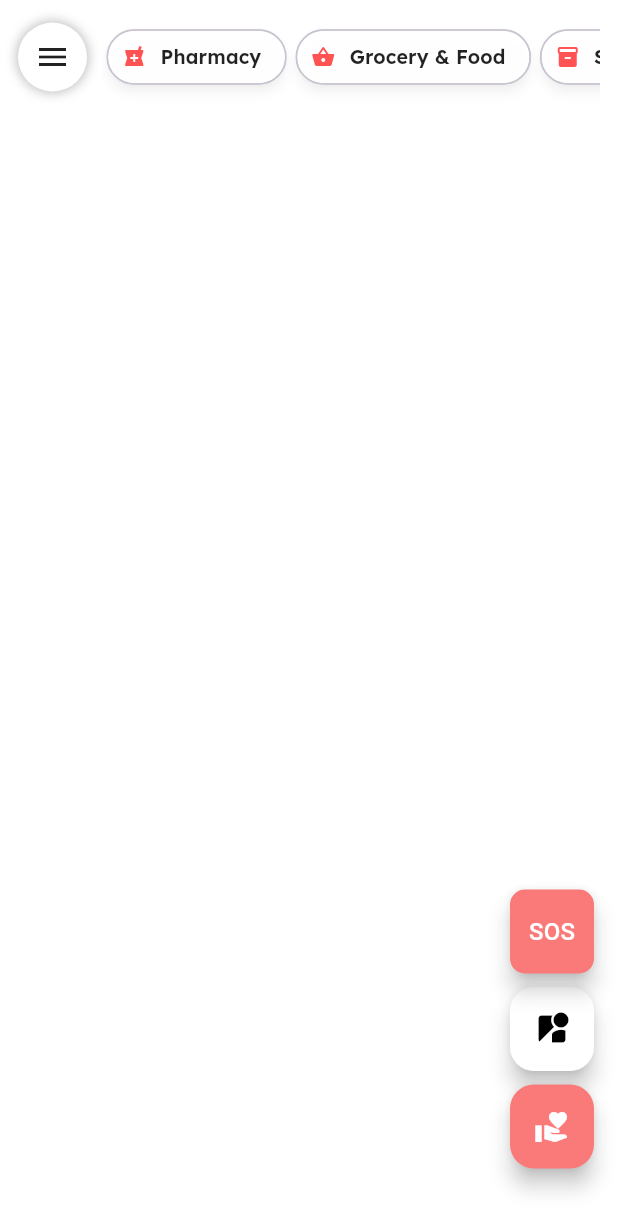
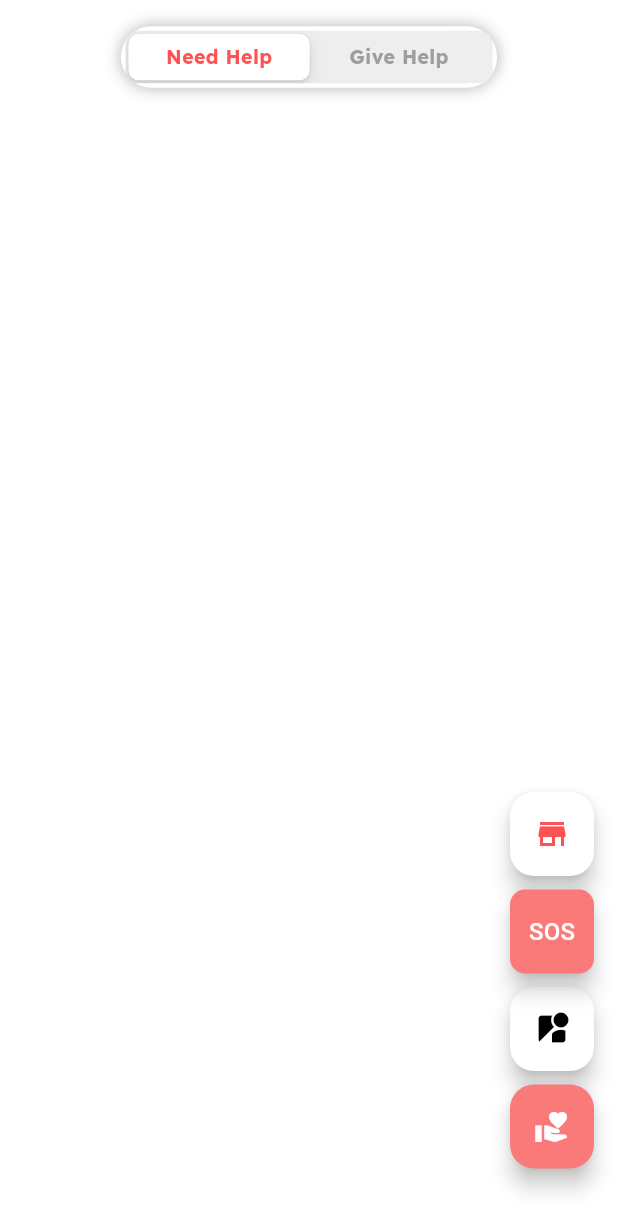
Before and after one commit to Prastut08/voidx, a Flutter app: the Home screen opened directly, on a phone screen of 412 x 824 dp. Shown: the top 1231 px of the screen. Run offline on Flutter 3.47's test engine with Material 3 defaults, Android fonts, the phone set to English and light mode, and no system bars; our stand-ins replace connectivity_plus, dio, flutter_local_notifications, geolocator, google_fonts, internet_connection_checker and 3 more; missing offline and left inert: dart:js, flutter_config; accounts and stored records are empty; network calls fail; statements that could not run were skipped.

Commit message:
feat: move heading chips and drawer action to bottom right floating speed dial

```diff
--- a/apps/mobile/lib/Home.dart
+++ b/apps/mobile/lib/Home.dart
@@ -139,6 +139,7 @@ class _HomeState extends State<Home> {
     {"type": "Food", "icon": Icons.restaurant},
   ];
 
+  bool _isSpeedDialOpen = false;
   String selectedFilter = '';
 
   @override
@@ -1084,56 +1085,56 @@ class _HomeState extends State<Home> {
   }
 
   Widget _buildTopFloatingBar() {
+    final topPadding = MediaQuery.of(context).padding.top;
     return Container(
-      height: 60,
-      padding: EdgeInsets.symmetric(horizontal: 12),
-      margin: EdgeInsets.only(top: MediaQuery.of(context).padding.top + 8),
-      child: Row(
-        children: [
-          // Hamburger menu button
-          Container(
-            width: 46,
-            height: 46,
-            decoration: BoxDecoration(
-              color: Colors.white,
-              shape: BoxShape.circle,
-              boxShadow: [
-                BoxShadow(color: Colors.black26, blurRadius: 6, spreadRadius: 1)
-              ],
-            ),
-            child: IconButton(
-              icon: Icon(Icons.menu, color: Colors.black87),
-              tooltip: 'Nearby Assistance Menu',
-              onPressed: () => _showAssistanceDrawer(),
-            ),
+      height: 48,
+      margin: EdgeInsets.only(top: topPadding > 0 ? topPadding + 6 : 14),
+      padding: const EdgeInsets.symmetric(horizontal: 14),
+      child: Center(
+        child: Container(
+          padding: const EdgeInsets.symmetric(horizontal: 3, vertical: 3),
+          decoration: BoxDecoration(
+            color: Colors.white,
+            borderRadius: BorderRadius.circular(30),
+            boxShadow: const [
+              BoxShadow(color: Colors.black26, blurRadius: 8, spreadRadius: 1)
+            ],
           ),
-          SizedBox(width: 10),
-          // Horizontal quick heading chips
-          Expanded(
-            child: ListView(
-              scrollDirection: Axis.horizontal,
-              children: filtersNeedHelp.map((f) {
-                return Padding(
-                  padding: const EdgeInsets.symmetric(horizontal: 3.0, vertical: 8.0),
-                  child: ActionChip(
-                    avatar: Icon(f['icon'], size: 16, color: Colors.redAccent),
-                    label: Text(
-                      f['type'],
-                      style: GoogleFonts.getFont('Lexend', fontSize: 13, fontWeight: FontWeight.w600, color: Colors.black87),
-                    ),
-                    backgroundColor: Colors.white.withOpacity(0.95),
-                    elevation: 3,
-                    shadowColor: Colors.black26,
-                    shape: RoundedRectangleBorder(borderRadius: BorderRadius.circular(20)),
-                    onPressed: () {
-                      _showAssistanceDrawer(initialHeading: f['type']);
-                    },
-                  ),
-                );
-              }).toList(),
-            ),
+          child: CupertinoSlidingSegmentedControl<int>(
+            children: {
+              0: Padding(
+                padding: const EdgeInsets.symmetric(horizontal: 14, vertical: 6),
+                child: Text(
+                  'Need Help',
+                  style: GoogleFonts.getFont('Lexend',
+                      fontWeight: FontWeight.w700,
+                      fontSize: 13,
+                      color: isHelping ? Colors.grey : Colors.redAccent),
+                ),
+              ),
+              1: Padding(
+                padding: const EdgeInsets.symmetric(horizontal: 14, vertical: 6),
+                child: Text(
+                  'Give Help',
+                  style: GoogleFonts.getFont('Lexend',
+                      fontWeight: FontWeight.w700,
+                      fontSize: 13,
+                      color: isHelping ? Colors.blue : Colors.grey),
+                ),
+              ),
+            },
+            groupValue: isHelping ? 1 : 0,
+            onValueChanged: (int? value) {
+              setState(() {
+                isHelping = value == 1;
+                _isSpeedDialOpen = false;
+                if (isHelping) _activeGroqHeading = '';
+              });
+            },
+            backgroundColor: const Color(0xFFEEEEEE),
+            thumbColor: Colors.white,
           ),
-        ],
+        ),
       ),
     );
   }
@@ -1231,20 +1232,145 @@ class _HomeState extends State<Home> {
     );
   }
 
-  Widget actionBtn(isHelping, selectedFilter) {
+  Widget _buildAssistanceSpeedDial() {
+    final activeChips = isHelping ? filtersGiveHelp : filtersNeedHelp;
+
+    return Positioned(
+      right: 16.0,
+      bottom: 240.0,
+      child: Column(
+        crossAxisAlignment: CrossAxisAlignment.end,
+        mainAxisSize: MainAxisSize.min,
+        children: [
+          if (_isSpeedDialOpen) ...[
+            Container(
+              constraints: const BoxConstraints(maxHeight: 280, maxWidth: 220),
+              margin: const EdgeInsets.only(bottom: 10),
+              padding: const EdgeInsets.symmetric(vertical: 8, horizontal: 8),
+              decoration: BoxDecoration(
+                color: Colors.white,
+                borderRadius: BorderRadius.circular(16),
+                boxShadow: const [
+                  BoxShadow(
+                    color: Colors.black26,
+                    blurRadius: 10,
+                    spreadRadius: 2,
+                  ),
+                ],
+              ),
+              child: SingleChildScrollView(
+                child: Column(
+                  mainAxisSize: MainAxisSize.min,
+                  crossAxisAlignment: CrossAxisAlignment.end,
+                  children: [
+                    // Option to open full drawer
+                    InkWell(
+                      onTap: () {
+                        setState(() {
+                          _isSpeedDialOpen = false;
+                        });
+                        _showAssistanceDrawer();
+                      },
+                      borderRadius: BorderRadius.circular(10),
+                      child: Container(
+                        padding: const EdgeInsets.symmetric(horizontal: 10, vertical: 8),
+                        margin: const EdgeInsets.only(bottom: 6),
+                        decoration: BoxDecoration(
+                          color: (isHelping ? Colors.blue : Colors.redAccent).withOpacity(0.1),
+                          borderRadius: BorderRadius.circular(10),
+                        ),
+                        child: Row(
+                          mainAxisSize: MainAxisSize.min,
+                          children: [
+                            Icon(Icons.dashboard_customize, size: 16, color: isHelping ? Colors.blue : Colors.redAccent),
+                            const SizedBox(width: 8),
+                            Text(
+                              'View All Nearby',
+                              style: GoogleFonts.getFont(
+                                'Lexend',
+                                fontSize: 13,
+                                fontWeight: FontWeight.bold,
+                                color: isHelping ? Colors.blue : Colors.redAccent,
+                              ),
+                            ),
+                          ],
+                        ),
+                      ),
+                    ),
+                    const Divider(height: 8),
+                    // Heading chips
+                    ...activeChips.map((f) {
+                      return Padding(
+                        padding: const EdgeInsets.symmetric(vertical: 3.0),
+                        child: InkWell(
+                          onTap: () {
+                            setState(() {
+                              _isSpeedDialOpen = false;
+                            });
+                            _showAssistanceDrawer(initialHeading: f['type']);
+                          },
+                          borderRadius: BorderRadius.circular(10),
+                          child: Padding(
+                            padding: const EdgeInsets.symmetric(horizontal: 8, vertical: 6),
+                            child: Row(
+                              mainAxisSize: MainAxisSize.min,
+                              children: [
+                                Icon(f['icon'], size: 16, color: isHelping ? Colors.blue : Colors.redAccent),
+                                const SizedBox(width: 8),
+                                Text(
+                                  f['type'],
+                                  style: GoogleFonts.getFont(
+                                    'Lexend',
+                                    fontSize: 13,
+                                    fontWeight: FontWeight.w600,
+                                    color: Colors.black87,
+                                  ),
+                                ),
+                              ],
+                            ),
+                          ),
+                        ),
+                      );
+                    }).toList(),
+                  ],
+                ),
+              ),
+            ),
+          ],
+          // Main trigger button for the assistance options
+          FloatingActionButton(
+            mini: false,
+            backgroundColor: _isSpeedDialOpen
+                ? Colors.black87
+                : Colors.white,
+            foregroundColor: _isSpeedDialOpen
+                ? Colors.white
+                : (isHelping ? Colors.blue : Colors.redAccent),
+            tooltip: 'Nearby Assistance Options',
+            onPressed: () {
+              setState(() {
+                _isSpeedDialOpen = !_isSpeedDialOpen;
+              });
+            },
+            child: Icon(_isSpeedDialOpen ? Icons.close : Icons.store_mall_directory),
+          ),
+        ],
+      ),
+    );
+  }
+
+  Widget actionBtn(isHelping) {
     return Positioned(
       right: 16.0,
       bottom: 45.0,
       child: buildFloatingActionButton(
         isHelping: isHelping,
-        selectedFilter: selectedFilter,
       ),
     );
   }
 
   Widget buildFloatingActionButton({
     required bool isHelping,
-    required String selectedFilter,
   }) {
     return FloatingActionButton(
       child: Icon(
@@ -1543,7 +1669,8 @@ class _HomeState extends State<Home> {
             ],
           ),
           recenterBtn(),
-          actionBtn(isHelping, selectedFilter),
+          _buildAssistanceSpeedDial(),
+          actionBtn(isHelping),
           SOSButton(
             isHelping: isHelping == true,
             currentLat: currentLat,
```
